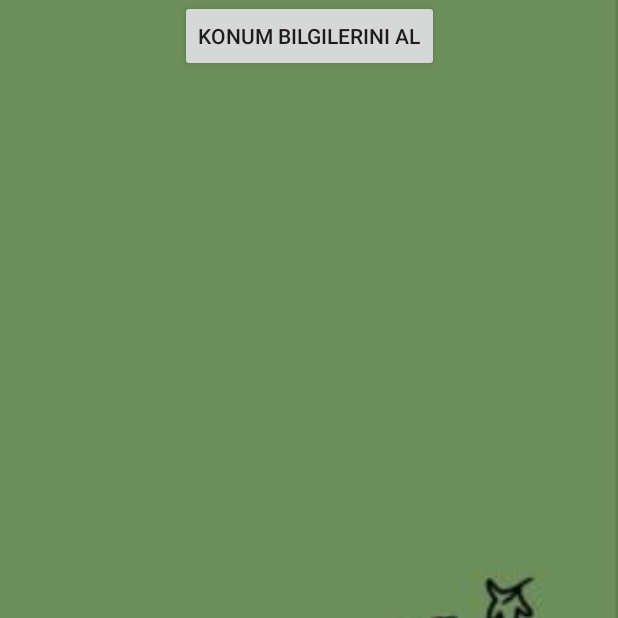
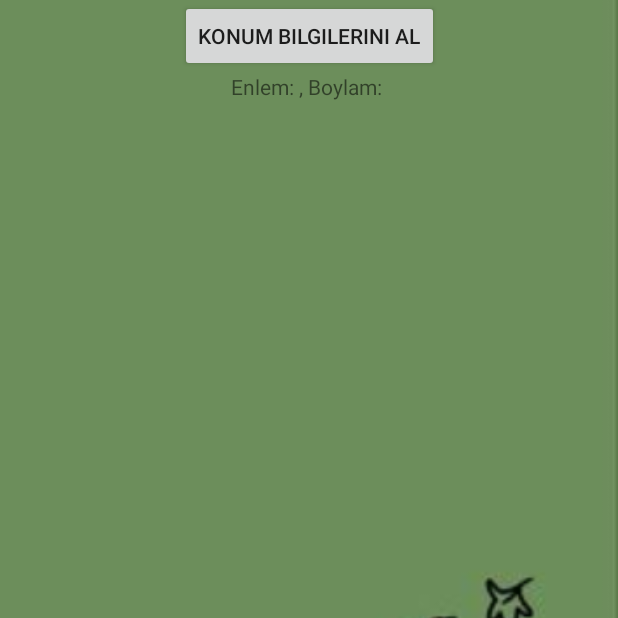
Before and after one commit to yavuzbeyy/TUBITAK-TarimMobile, an Android app built with Jetpack Compose: the GetCoordinatActivity screen opened directly, with no data from a screen before it, on a phone screen of 412 x 824 dp, the top half of it. Run offline under Robolectric (Android 15) with nearby library versions, the phone set to English and light mode, and no system bars.

```diff
--- a/app/src/main/java/com/example/tbtktarimapp/GetCoordinatActivity.kt
+++ b/app/src/main/java/com/example/tbtktarimapp/GetCoordinatActivity.kt
@@ -17,6 +17,7 @@ import androidx.recyclerview.widget.RecyclerView
 import com.google.android.gms.location.FusedLocationProviderClient
 import com.google.android.gms.location.LocationServices
 import android.widget.Button
+import android.widget.TextView
 import androidx.activity.enableEdgeToEdge
 import org.json.JSONObject
 import java.net.HttpURLConnection
@@ -33,6 +34,7 @@ class GetCoordinatActivity : AppCompatActivity() {
 
     private lateinit var fusedLocationClient: FusedLocationProviderClient
     private lateinit var recyclerView: RecyclerView
+    private lateinit var coordinatesTextView: TextView
 
     override fun onCreate(savedInstanceState: Bundle?) {
         super.onCreate(savedInstanceState)
@@ -62,6 +64,7 @@ class GetCoordinatActivity : AppCompatActivity() {
 
         fusedLocationClient = LocationServices.getFusedLocationProviderClient(this)
         recyclerView = findViewById(R.id.recyclerView)
+        coordinatesTextView = findViewById(R.id.textView_coordinates)
 
         val getLocationButton: Button = findViewById(R.id.button_get_location)
         getLocationButton.setOnClickListener {
@@ -89,10 +92,13 @@ class GetCoordinatActivity : AppCompatActivity() {
         }
         fusedLocationClient.lastLocation.addOnSuccessListener { location ->
             if (location != null) {
+                // Enlem ve Boylam bilgilerini güncelle
+                coordinatesTextView.text = "Enlem: ${location.latitude}, Boylam: ${location.longitude}"
+
                 // API İsteği Burada yapabilirim.
                 makeApiRequest(location.latitude, location.longitude)
             } else {
-                // Konum bilgii alınamadıysa ben rastgele konum giriyorum
+                // Konum bilgii alınamadıysa rastgele konum
                 makeApiRequest(30.2, 40.1)
             }
         }
@@ -147,7 +153,7 @@ class GetCoordinatActivity : AppCompatActivity() {
                 }
             }
         }
-}
+    }
 
     private fun setupRecyclerView(plants: List<Plant>) {
         recyclerView.layoutManager = LinearLayoutManager(this)
--- a/app/src/main/res/layout/activity_get_coordinat.xml
+++ b/app/src/main/res/layout/activity_get_coordinat.xml
@@ -15,16 +15,33 @@
         app:layout_constraintTop_toTopOf="parent"
         app:layout_constraintStart_toStartOf="parent"
         app:layout_constraintEnd_toEndOf="parent"
-        app:layout_constraintBottom_toTopOf="@+id/recyclerView" />
+        app:layout_constraintBottom_toTopOf="@+id/textView_coordinates" />
 
-    <androidx.recyclerview.widget.RecyclerView
-        android:id="@+id/recyclerView"
+    <TextView
+        android:id="@+id/textView_coordinates"
+        android:layout_width="wrap_content"
+        android:layout_height="wrap_content"
+        android:text="Enlem: , Boylam: "
+        app:layout_constraintTop_toBottomOf="@id/button_get_location"
+        app:layout_constraintStart_toStartOf="parent"
+        app:layout_constraintEnd_toEndOf="parent"
+        app:layout_constraintBottom_toTopOf="@+id/recyclerView"
+        tools:ignore="NotSibling" />
+
+    <ScrollView
         android:layout_width="0dp"
         android:layout_height="0dp"
-        app:layout_constraintTop_toBottomOf="@+id/button_get_location"
+        app:layout_constraintTop_toBottomOf="@+id/textView_coordinates"
         app:layout_constraintStart_toStartOf="parent"
         app:layout_constraintEnd_toEndOf="parent"
-        app:layout_constraintBottom_toBottomOf="parent"
-        android:padding="16dp" />
+        app:layout_constraintBottom_toBottomOf="parent">
+
+        <androidx.recyclerview.widget.RecyclerView
+            android:id="@+id/recyclerView"
+            android:layout_width="match_parent"
+            android:layout_height="wrap_content"
+            android:padding="16dp" />
+
+    </ScrollView>
 
 </androidx.constraintlayout.widget.ConstraintLayout>
```
